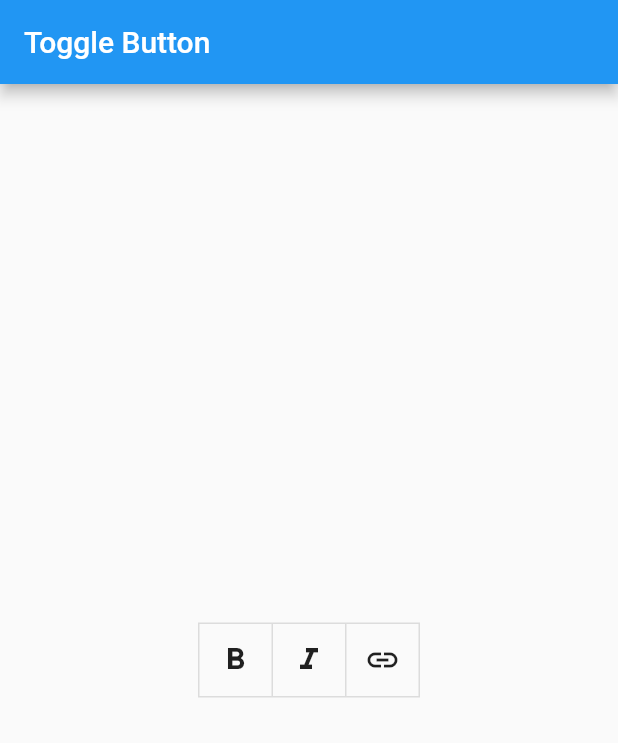
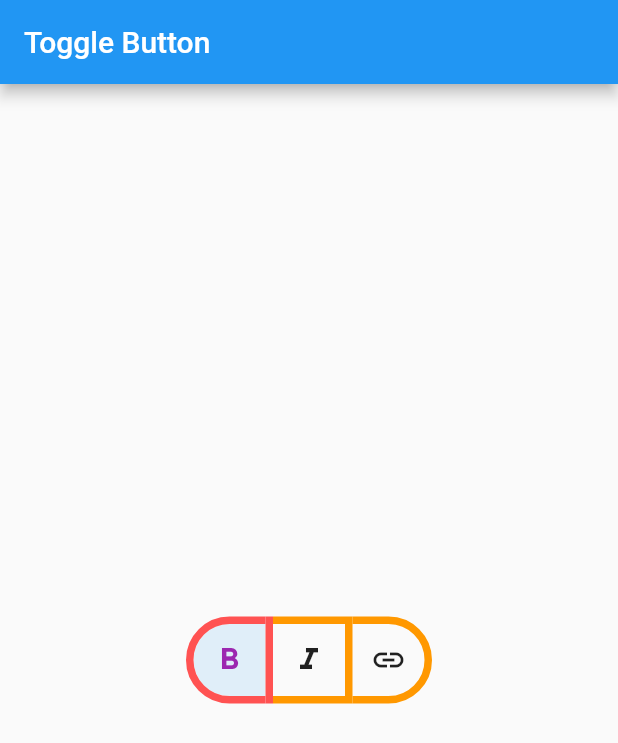
Before and after one commit to SinaSys/toggle_button_flutter, a Flutter app: the screen it shows after launch, after a tap on the "format bold" icon, on a phone screen of 412 x 824 dp. Shown: the top 743 px of the screen. Run offline on Flutter 3.47's test engine with Material 2 defaults, Android fonts, the light colour scheme and no system bars.

Commit message:
commit add border properties

```diff
--- a/lib/main.dart
+++ b/lib/main.dart
@@ -10,7 +10,7 @@ class MyApp extends StatefulWidget {
 }
 
 class _MyAppState extends State<MyApp> {
-  List<bool> isSelected = [true, false, false];
+  List<bool> _isSelected = [false,false,false];
 
   @override
   Widget build(BuildContext context) {
@@ -24,11 +24,16 @@ class _MyAppState extends State<MyApp> {
               Icon(Icons.format_italic),
               Icon(Icons.link),
             ],
-            isSelected: isSelected,
+            isSelected: _isSelected,
+            borderRadius: BorderRadius.circular(30),
+            borderWidth: 5,
+            borderColor: Colors.orange,
+            selectedBorderColor: Colors.redAccent,
+            selectedColor: Colors.purple,
             onPressed: (int index) {
               setState(() {
                 print(index);
-                isSelected[index] = !isSelected[index];
+                _isSelected[index] = !_isSelected[index];
               });
             },
           ),
```
